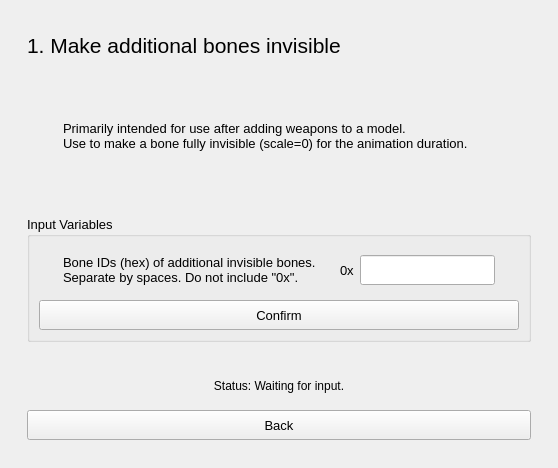
Before: the Qt Designer form tools/animation/ga_simple_edits/assets/ga_simple_edits.ui in ltra043/tellius-forge, drawn with Qt 5.
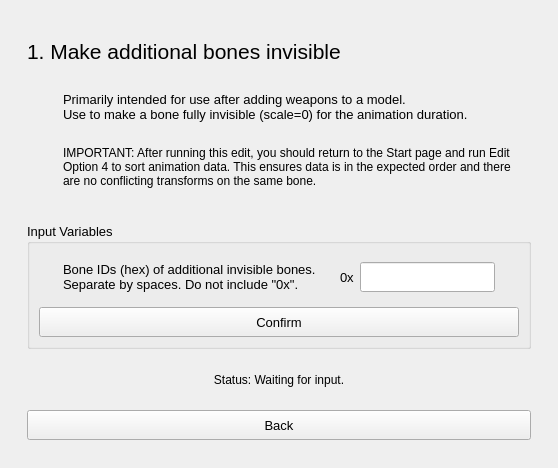
After: the same form once the commit is applied. The open tabs and pages were chosen to show the change.

Commit message:
Add tooling and guides to support making weapons invisible through animations
- Add code to ga-simple-edits.py to allow for sorting animation data option.
- Add code to ga-simple-edits.py to handle conflicting bone transforms.
- Add guide for making weapons invisible using animation transforms and supporting images.
- Add .test/ folder to .gitignore

What changed in the file:
```diff
--- a/tools/animation/ga_simple_edits/assets/ga_simple_edits.ui
+++ b/tools/animation/ga_simple_edits/assets/ga_simple_edits.ui
@@ -413,7 +413,7 @@
              <x>0</x>
              <y>0</y>
              <width>332</width>
-             <height>449</height>
+             <height>473</height>
             </rect>
            </property>
            <layout class="QVBoxLayout" name="verticalLayout_15">
@@ -429,17 +429,6 @@
               </property>
              </widget>
             </item>
-            <item>
-             <widget class="QFrame" name="frame_1_input">
-              <property name="frameShape">
-               <enum>QFrame::Shape::NoFrame</enum>
-              </property>
-              <property name="frameShadow">
-               <enum>QFrame::Shadow::Raised</enum>
-              </property>
-              <layout class="QVBoxLayout" name="verticalLayout_5"/>
-             </widget>
-            </item>
             <item>
              <widget class="QFrame" name="frame">
               <property name="frameShape">
@@ -471,6 +460,37 @@
               </layout>
              </widget>
             </item>
+            <item>
+             <widget class="QFrame" name="frame_2">
+              <property name="frameShape">
+               <enum>QFrame::Shape::NoFrame</enum>
+              </property>
+              <property name="frameShadow">
+               <enum>QFrame::Shadow::Raised</enum>
+              </property>
+              <layout class="QVBoxLayout" name="verticalLayout_16">
+               <property name="leftMargin">
+                <number>36</number>
+               </property>
+               <item>
+                <widget class="QLabel" name="label_3">
+                 <property name="maximumSize">
+                  <size>
+                   <width>16777215</width>
+                   <height>16777215</height>
+                  </size>
+                 </property>
+                 <property name="text">
+                  <string>IMPORTANT: After running this edit, you should return to the Start page and run Edit Option 4 to sort animation data. This ensures data is in the expected order and there are no conflicting transforms on the same bone.</string>
+                 </property>
+                 <property name="wordWrap">
+                  <bool>true</bool>
+                 </property>
+                </widget>
+               </item>
+              </layout>
+             </widget>
+            </item>
             <item>
              <spacer name="verticalSpacer_5">
               <property name="orientation">
@@ -482,7 +502,7 @@
               <property name="sizeHint" stdset="0">
                <size>
                 <width>20</width>
-                <height>50</height>
+                <height>20</height>
                </size>
               </property>
              </spacer>
@@ -573,22 +593,6 @@
               </layout>
              </widget>
             </item>
-            <item>
-             <spacer name="verticalSpacer_3">
-              <property name="orientation">
-               <enum>Qt::Orientation::Vertical</enum>
-              </property>
-              <property name="sizeType">
-               <enum>QSizePolicy::Policy::Fixed</enum>
-              </property>
-              <property name="sizeHint" stdset="0">
-               <size>
-                <width>20</width>
-                <height>20</height>
-               </size>
-              </property>
-             </spacer>
-            </item>
             <item>
              <widget class="QLabel" name="label_1_status">
               <property name="minimumSize">
```
Left out of the diff: 4 changed lines with no effect on the pictures. The commit also changes 5 other files.
